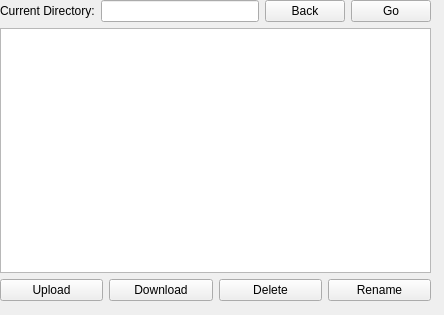
Qt form UIView/FileExplorer.ui (cyberCBM/ADB_UI_QT) before a commit.
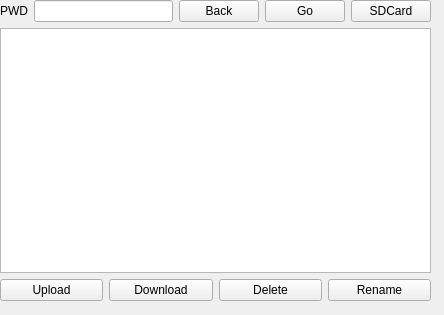
The same form after that commit.

Commit message: commented all debug code, mac icon added, minor issues fixec, sdcard direct button added

```diff
--- a/UIView/FileExplorer.ui
+++ b/UIView/FileExplorer.ui
@@ -28,7 +28,7 @@
       <item>
        <widget class="QLabel" name="label">
         <property name="text">
-         <string>Current Directory:</string>
+         <string>PWD</string>
         </property>
        </widget>
       </item>
@@ -55,6 +55,19 @@
         </property>
        </widget>
       </item>
+      <item>
+       <widget class="QPushButton" name="sdCard">
+        <property name="text">
+         <string>SDCard</string>
+        </property>
+        <property name="iconSize">
+         <size>
+          <width>16</width>
+          <height>16</height>
+         </size>
+        </property>
+       </widget>
+      </item>
      </layout>
     </item>
     <item>
```
Left out of the diff: 2 changed lines with no effect on the pictures. The commit also changes 7 other files.
